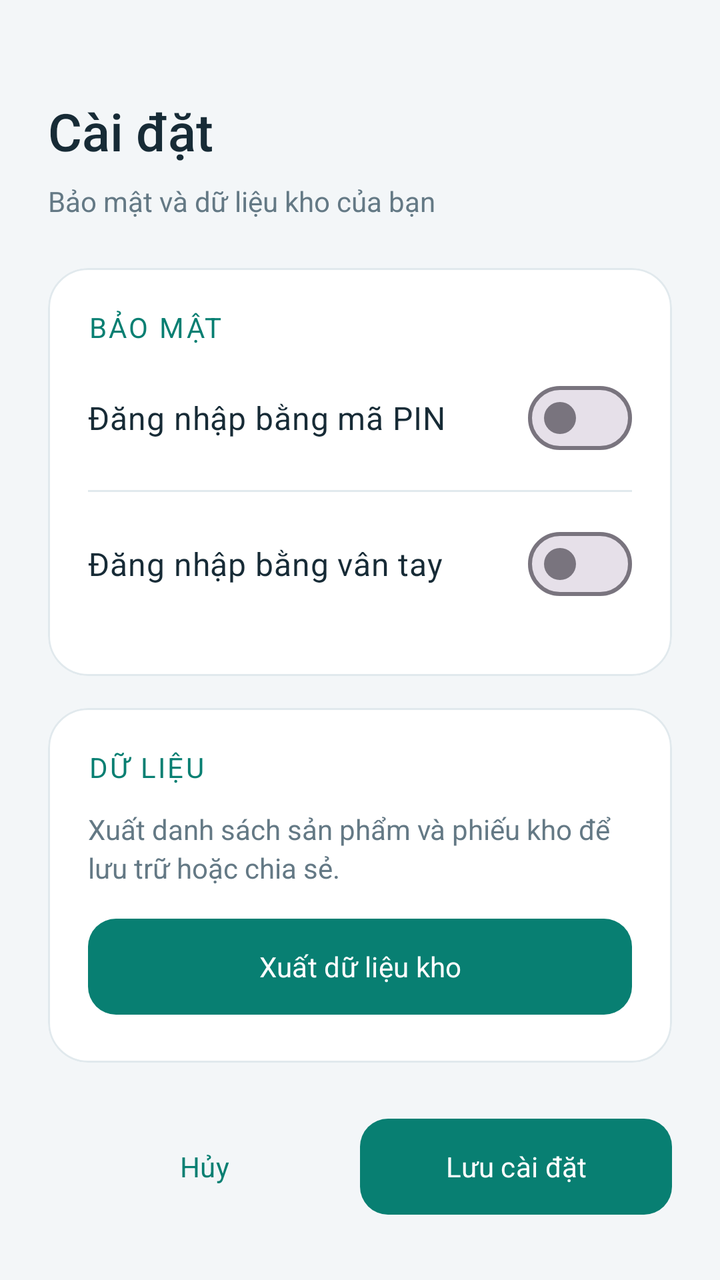
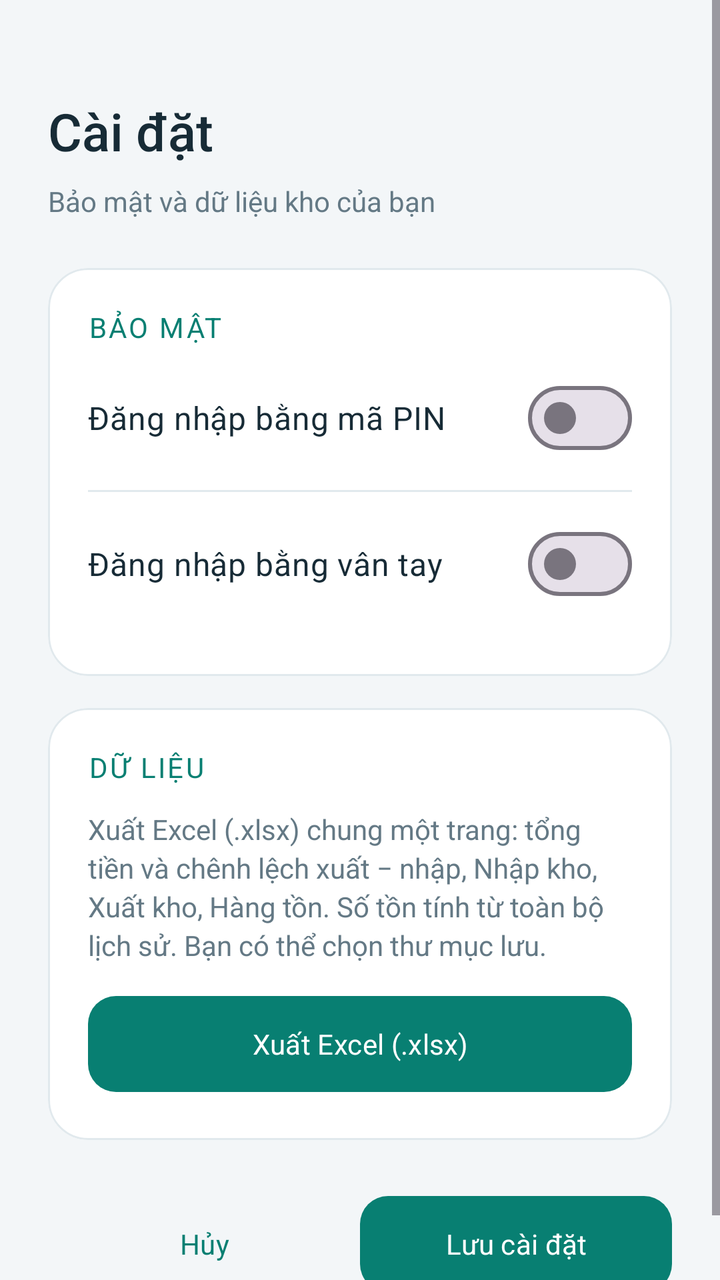

Compare the two renders of this Android layout. The source of the first and the diff that turns it into the second are given below.
<!-- AndroidManifest.xml: application theme Theme.SmartExpenseManager -->
<!-- res/layout/activity_settings.xml -->
<?xml version="1.0" encoding="utf-8"?>
<ScrollView xmlns:android="http://schemas.android.com/apk/res/android" xmlns:app="http://schemas.android.com/apk/res-auto" android:layout_width="match_parent" android:layout_height="match_parent" android:fillViewport="true" android:background="@color/ui_background">
 <LinearLayout android:layout_width="match_parent" android:layout_height="wrap_content" android:orientation="vertical" android:padding="24dp">
  <TextView style="@style/Stock.Title" android:layout_marginTop="24dp" android:text="Cài đặt" />
  <TextView style="@style/Stock.Subtitle" android:layout_marginTop="8dp" android:layout_marginBottom="24dp" android:text="Bảo mật và dữ liệu kho của bạn" />
  <com.google.android.material.card.MaterialCardView android:id="@+id/cardSettings" style="@style/Stock.Card">
   <LinearLayout android:layout_width="match_parent" android:layout_height="wrap_content" android:orientation="vertical" android:padding="20dp">
    <TextView style="@style/Stock.Subtitle" android:text="BẢO MẬT" android:textColor="@color/ui_primary" android:letterSpacing="0.08" />
    <com.google.android.material.materialswitch.MaterialSwitch android:id="@+id/switchPin" android:layout_width="match_parent" android:layout_height="72dp" android:text="Đăng nhập bằng mã PIN" android:textSize="16sp" android:textColor="@color/ui_text" />
    <View android:layout_width="match_parent" android:layout_height="1dp" android:background="@color/ui_border" />
    <com.google.android.material.materialswitch.MaterialSwitch android:id="@+id/switchFingerprint" android:layout_width="match_parent" android:layout_height="72dp" android:text="Đăng nhập bằng vân tay" android:textSize="16sp" android:textColor="@color/ui_text" />
   </LinearLayout>
  </com.google.android.material.card.MaterialCardView>
  <com.google.android.material.card.MaterialCardView style="@style/Stock.Card" android:layout_marginTop="16dp">
   <LinearLayout android:layout_width="match_parent" android:layout_height="wrap_content" android:orientation="vertical" android:padding="20dp">
    <TextView style="@style/Stock.Subtitle" android:text="DỮ LIỆU" android:textColor="@color/ui_primary" android:letterSpacing="0.08" />
    <TextView style="@style/Stock.Subtitle" android:layout_marginTop="12dp" android:layout_marginBottom="12dp" android:text="Xuất danh sách sản phẩm và phiếu kho để lưu trữ hoặc chia sẻ." />
    <com.google.android.material.button.MaterialButton android:id="@+id/btnExportCsv" style="@style/Stock.Button" android:layout_width="match_parent" android:layout_height="56dp" android:text="Xuất dữ liệu kho" />
   </LinearLayout>
  </com.google.android.material.card.MaterialCardView>
  <LinearLayout android:layout_width="match_parent" android:layout_height="wrap_content" android:orientation="horizontal" android:layout_marginTop="24dp">
   <com.google.android.material.button.MaterialButton android:id="@+id/btnCancel" style="@style/Widget.Material3.Button.TextButton" android:layout_width="0dp" android:layout_height="56dp" android:layout_weight="1" android:text="Hủy" android:textAllCaps="false" />
   <com.google.android.material.button.MaterialButton android:id="@+id/btnSave" style="@style/Stock.Button" android:layout_width="0dp" android:layout_height="56dp" android:layout_weight="1" android:text="Lưu cài đặt" />
  </LinearLayout>
 </LinearLayout>
</ScrollView>
<!-- resources referenced by this layout -->
<resources>
  <color name="ui_background">#F3F6F8</color>
  <color name="ui_border">#E1E9ED</color>
  <color name="ui_primary">#087F72</color>
  <color name="ui_text">#172B36</color>
  <style name="Stock.Button" parent="Widget.Material3.Button"><item name="cornerRadius">14dp</item><item name="android:textAllCaps">false</item><item name="android:minHeight">52dp</item><item name="android:textSize">14sp</item></style>
  <style name="Stock.Card" parent=""><item name="android:layout_width">match_parent</item><item name="android:layout_height">wrap_content</item><item name="cardCornerRadius">20dp</item><item name="cardElevation">0dp</item><item name="cardBackgroundColor">@color/ui_surface</item><item name="strokeColor">@color/ui_border</item><item name="strokeWidth">1dp</item></style>
  <style name="Stock.Subtitle" parent=""><item name="android:layout_width">match_parent</item><item name="android:layout_height">wrap_content</item><item name="android:textSize">14sp</item><item name="android:textColor">@color/ui_muted</item><item name="android:lineSpacingExtra">3dp</item></style>
  <style name="Stock.Title" parent=""><item name="android:layout_width">match_parent</item><item name="android:layout_height">wrap_content</item><item name="android:textSize">26sp</item><item name="android:textColor">@color/ui_text</item><item name="android:fontFamily">sans-serif-medium</item></style>
  <style name="Theme.SmartExpenseManager" parent="Theme.Material3.DayNight.NoActionBar">
  
          <item name="colorPrimary">@color/ui_primary</item>
  
          <item name="colorOnPrimary">@color/ui_on_primary</item><item name="colorSecondary">@color/ui_primary</item>
  
          <item name="colorSurface">@color/ui_background</item><item name="colorOnSurface">@color/ui_text</item><item name="colorSurfaceContainer">@color/ui_surface</item><item name="colorPrimaryContainer">@color/ui_accent</item><item name="colorOnPrimaryContainer">@color/ui_primary</item><item name="materialButtonStyle">@style/Stock.Button</item><item name="textInputStyle">@style/Stock.Input</item><item name="android:fontFamily">sans-serif</item>
  
          <item name="android:statusBarColor">@color/ui_surface</item>
          <item name="android:windowLightStatusBar">true</item>
  
          <item name="android:navigationBarColor">?attr/colorSurface</item>
          <item name="android:windowLightNavigationBar">true</item>
  
      </style>
  <color name="ui_surface">#FFFFFF</color>
  <color name="ui_muted">#647985</color>
  <color name="ui_on_primary">#FFFFFF</color>
  <color name="ui_accent">#DDF3EE</color>
  <style name="Stock.Input" parent="Widget.Material3.TextInputLayout.OutlinedBox"><item name="boxCornerRadiusTopStart">14dp</item><item name="boxCornerRadiusTopEnd">14dp</item><item name="boxCornerRadiusBottomStart">14dp</item><item name="boxCornerRadiusBottomEnd">14dp</item><item name="boxBackgroundColor">@color/ui_surface</item></style>
</resources>

<!-- the commit's change to res/layout/activity_settings.xml (unified diff, before → after) -->
@@ -14,8 +14,8 @@
   <com.google.android.material.card.MaterialCardView style="@style/Stock.Card" android:layout_marginTop="16dp">
    <LinearLayout android:layout_width="match_parent" android:layout_height="wrap_content" android:orientation="vertical" android:padding="20dp">
     <TextView style="@style/Stock.Subtitle" android:text="DỮ LIỆU" android:textColor="@color/ui_primary" android:letterSpacing="0.08" />
-    <TextView style="@style/Stock.Subtitle" android:layout_marginTop="12dp" android:layout_marginBottom="12dp" android:text="Xuất danh sách sản phẩm và phiếu kho để lưu trữ hoặc chia sẻ." />
-    <com.google.android.material.button.MaterialButton android:id="@+id/btnExportCsv" style="@style/Stock.Button" android:layout_width="match_parent" android:layout_height="56dp" android:text="Xuất dữ liệu kho" />
+    <TextView style="@style/Stock.Subtitle" android:layout_marginTop="12dp" android:layout_marginBottom="12dp" android:text="Xuất Excel (.xlsx) chung một trang: tổng tiền và chênh lệch xuất − nhập, Nhập kho, Xuất kho, Hàng tồn. Số tồn tính từ toàn bộ lịch sử. Bạn có thể chọn thư mục lưu." />
+    <com.google.android.material.button.MaterialButton android:id="@+id/btnExportCsv" style="@style/Stock.Button" android:layout_width="match_parent" android:layout_height="56dp" android:text="Xuất Excel (.xlsx)" />
    </LinearLayout>
   </com.google.android.material.card.MaterialCardView>
   <LinearLayout android:layout_width="match_parent" android:layout_height="wrap_content" android:orientation="horizontal" android:layout_marginTop="24dp">
